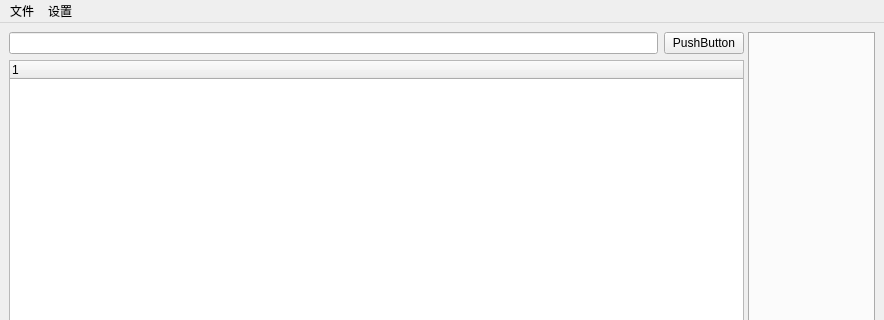
Above: Main.ui from dop-lm/CSTI-ModEditor before the change; both pictures show x 0 to 884 and y 0 to 320 of the 884 by 723 pixel window. Below: the same form after it.
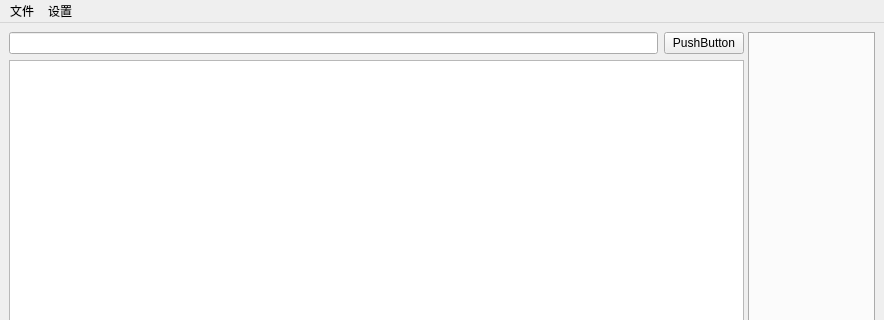
That is the form after the change.

```diff
--- a/Main.ui
+++ b/Main.ui
@@ -37,15 +37,10 @@
          </layout>
         </item>
         <item>
-         <widget class="QTreeWidget" name="treeWidget">
+         <widget class="QTreeView" name="treeView">
           <property name="enabled">
            <bool>true</bool>
           </property>
-          <column>
-           <property name="text">
-            <string notr="true">1</string>
-           </property>
-          </column>
          </widget>
         </item>
        </layout>
```
